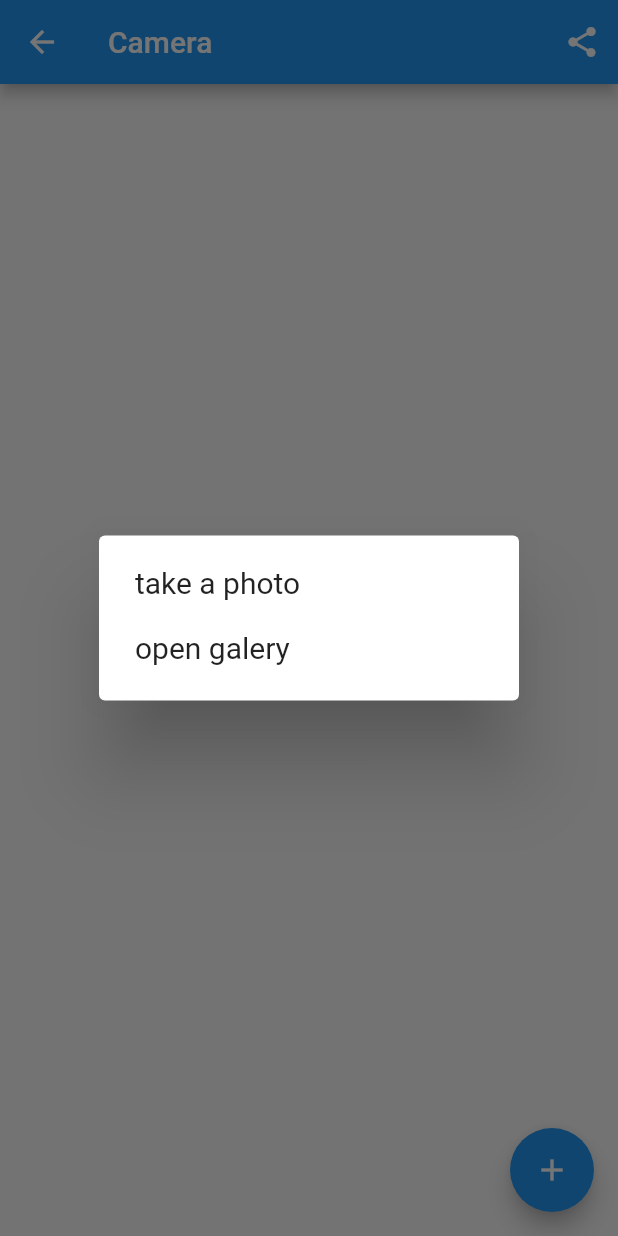
After one commit to isoneday/flutterbasic1, a Flutter app: the CameraScreen screen opened by its route, after a tap on the "add" icon, on a phone screen of 412 x 824 dp. The commit adds this screen. Run offline on Flutter 3.47's test engine with Material 2 defaults, Android fonts, the phone set to English and light mode, and no system bars; our stand-ins replace image_picker, shared_preferences, splashscreen, toast; missing offline and left inert: esys_flutter_share, flutter_webview_plugin; accounts and stored records are empty.

Commit message:
camera & share file

```diff
--- a/lib/main.dart
+++ b/lib/main.dart
@@ -1,4 +1,5 @@
 import 'package:flutter/material.dart';
+import 'package:myfirstapp_flutter/screens/camera_screen.dart';
 import 'package:myfirstapp_flutter/screens/home_screen.dart';
 import 'package:myfirstapp_flutter/screens/makanan_screen.dart';
 
@@ -47,6 +48,7 @@ class MyApp extends StatelessWidget {
         PortalBeritaScreen.id: (context) => PortalBeritaScreen(),
         UtamaScreen.id: (context) => UtamaScreen(),
         WaScreen.id: (context) => WaScreen(),
+        CameraScreen.id: (context) => CameraScreen(),
         // DetailMakanan.id: (context) => DetailMakanan(),
         // WebMakanan.id: (context) => WebMakanan(),
       },
--- /dev/null
+++ b/lib/screens/camera_screen.dart
@@ -0,0 +1,115 @@
+import 'dart:io';
+import 'dart:typed_data';
+
+import 'package:esys_flutter_share/esys_flutter_share.dart';
+import 'package:flutter/material.dart';
+import 'package:flutter/services.dart';
+import 'package:image_picker/image_picker.dart';
+import 'package:path/path.dart' as path;
+
+class CameraScreen extends StatefulWidget {
+  static String id = "camera";
+  @override
+  _CameraScreenState createState() => _CameraScreenState();
+}
+
+class _CameraScreenState extends State<CameraScreen> {
+  File fileImage;
+  final picker = ImagePicker();
+  @override
+  Widget build(BuildContext context) {
+    return Scaffold(
+      appBar: AppBar(
+        title: Text("Camera"),
+        actions: [
+          IconButton(
+            icon: Icon(Icons.share),
+            onPressed: () {
+              getByteFromFile();
+            },
+          )
+        ],
+      ),
+      body: fileImage == null
+          ? Center(
+              child: Text("Tidak Ada Gambar"),
+            )
+          : Image.file(fileImage),
+      floatingActionButton: FloatingActionButton(
+          child: Icon(Icons.add),
+          onPressed: () {
+            tampilPilihan();
+          }),
+    );
+  }
+
+  tampilPilihan() {
+    return showDialog(
+      context: context,
+      builder: (context) {
+        return AlertDialog(
+          content: SingleChildScrollView(
+            child: ListBody(
+              children: [
+                GestureDetector(
+                  child: Text(
+                    "take a photo",
+                    style: TextStyle(fontSize: 20),
+                  ),
+                  onTap: () {
+                    getImageFromCamera();
+                  },
+                ),
+                SizedBox(
+                  height: 20,
+                ),
+                GestureDetector(
+                  child: Text(
+                    "open galery",
+                    style: TextStyle(fontSize: 20),
+                  ),
+                  onTap: () {
+                    getImageFromGalery();
+                  },
+                ),
+              ],
+            ),
+          ),
+        );
+      },
+    );
+  }
+
+  Future getImageFromCamera() async {
+    final pickedFile = await picker.getImage(source: ImageSource.camera);
+
+    setState(() {
+      if (pickedFile != null) {
+        fileImage = File(pickedFile.path);
+      } else {
+        print('No image selected.');
+      }
+      Navigator.pop(context);
+    });
+  }
+
+  Future getImageFromGalery() async {
+    final pickedFile = await picker.getImage(source: ImageSource.gallery);
+
+    setState(() {
+      if (pickedFile != null) {
+        fileImage = File(pickedFile.path);
+      } else {
+        print('No image selected.');
+      }
+      Navigator.pop(context);
+    });
+  }
+
+  Future<ByteData> getByteFromFile() async {
+    final ByteData bytes = await rootBundle.load(fileImage.path);
+    await Share.file('share image via:', path.basename(fileImage.path),
+        bytes.buffer.asUint8List(), 'image/png',
+        text: 'My optional text.');
+  }
+}
--- a/lib/screens/utama_screen.dart
+++ b/lib/screens/utama_screen.dart
@@ -1,4 +1,5 @@
 import 'package:flutter/material.dart';
+import 'package:myfirstapp_flutter/screens/camera_screen.dart';
 import 'package:myfirstapp_flutter/screens/makanan_screen.dart';
 import 'package:myfirstapp_flutter/screens/minuman_screen.dart';
 import 'package:myfirstapp_flutter/screens/wa_screen.dart';
@@ -30,6 +31,16 @@ class UtamaScreen extends StatelessWidget {
                 children: [
                   tampilanMenu(Colors.green, "gambar/ojol.png", "Whatsapp",
                       context, WaScreen.id),
+                  tampilanMenu(Colors.amber, "gambar/ojol.png", "Portal Berita",
+                      context, PortalBeritaScreen.id)
+                ],
+              ),
+            ),
+            Flexible(
+              child: Row(
+                children: [
+                  tampilanMenu(Colors.green, "gambar/ojol.png", "Camera",
+                      context, CameraScreen.id),
                   tampilanMenu(Colors.amber, "gambar/ojol.png", "Portal Berita",
                       context, PortalBeritaScreen.id)
                 ],
--- a/pubspec.yaml
+++ b/pubspec.yaml
@@ -30,6 +30,8 @@ dependencies:
   splashscreen: ^1.2.0
   toast: ^0.1.5
   http: ^0.12.2
+  image_picker: ^0.6.7+11
+  esys_flutter_share: ^1.0.2
 
 dev_dependencies:
   flutter_test:
```
Also changed, not shown: pubspec.lock, 2 other files.
